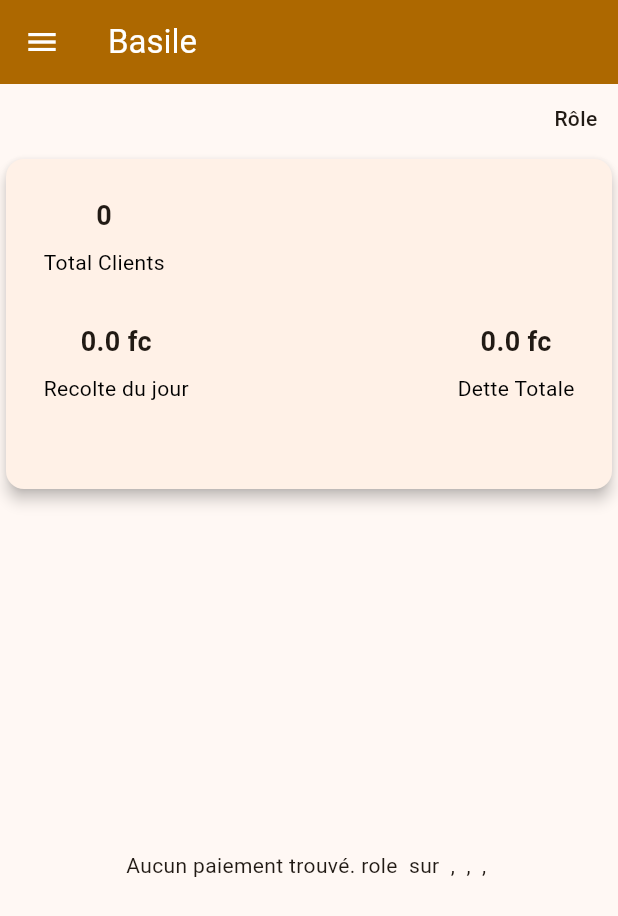
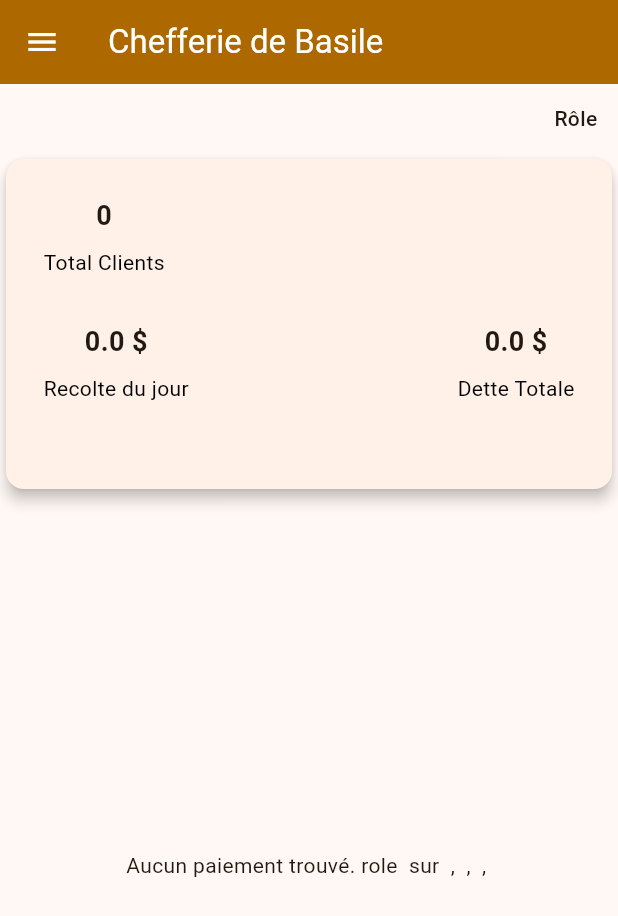
Before and after one commit to Jospin6/basileapp, a Flutter app: the Homepage screen opened directly, in the side drawer, after a tap on "Accueil", on a phone screen of 412 x 824 dp. Shown: the top 916 px of the screen. Run offline on Flutter 3.47's test engine with Material 3 defaults, Android fonts, the phone set to English and light mode, and no system bars; our stand-ins replace cloud_firestore, connectivity_plus, firebase_core, pdf, printing, shared_preferences and 1 more; accounts and stored records are empty.

Commit message:
change app devise from fc to dollar

```diff
--- a/lib/db/database_helper.dart
+++ b/lib/db/database_helper.dart
@@ -491,19 +491,11 @@ class DatabaseHelper {
   Future<double> getDailyAmount() async {
     final db = await database;
     try {
-      // Obtenir la date du jour actuel (à minuit)
-      final today = DateTime.now();
-      final todayStart = DateTime(today.year, today.month, today.day)
-          .toIso8601String()
-          .split('T')[0]; // Garde uniquement la partie date
-      final todayEnd = '$todayStart 23:59:59'; // Fin de journée au format ISO
-
       // Exécuter la requête SQL pour la somme
       final result = await db.rawQuery('''
       SELECT SUM(amount_recu) AS total
       FROM paiements_history
-      WHERE created_at >= ? AND created_at <= ?
-    ''', [todayStart, todayEnd]);
+    ''');
 
       // Retourner la somme ou 0 si aucune donnée
       if (result.isNotEmpty && result[0]['total'] != null) {
--- a/lib/screens/homePage.dart
+++ b/lib/screens/homePage.dart
@@ -37,6 +37,7 @@ class _HomepageState extends State<Homepage> {
     loadUserData();
     fetchClientCount();
     fetchDailyAmount();
+    fetchDebts();
   }
 
   Future<void> loadUserData() async {
@@ -97,7 +98,7 @@ class _HomepageState extends State<Homepage> {
         key: _scaffoldKey,
         appBar: AppBar(
           title: const Text(
-            'Basile',
+            'Chefferie de Basile',
             style: TextStyle(color: Colors.white),
           ),
           backgroundColor: const Color.fromRGBO(173, 104, 0, 1),
@@ -278,9 +279,9 @@ class _HomepageState extends State<Homepage> {
                             mainAxisAlignment: MainAxisAlignment.spaceBetween,
                             children: [
                               _dashboardTile("Recolte du jour",
-                                  "${dailyAmount.toString()} fc"),
+                                  "${dailyAmount.toString()} \$"),
                               _dashboardTile(
-                                  "Dette Totale", "${totalDebt.toString()} fc"),
+                                  "Dette Totale", "${totalDebt.toString()} \$"),
                             ],
                           )
                         ],
@@ -314,7 +315,7 @@ class _HomepageState extends State<Homepage> {
 
                             return ListTile(
                               title: Text(
-                                  'Montant: ${payment['amount_recu']} fc | Taxe: ${payment['taxe_name']}'),
+                                  'Montant: ${payment['amount_recu']} \$ | Taxe: ${payment['taxe_name']}'),
                               subtitle: Text(
                                   'Client: ${payment['client_name']}\nDate: ${formatDate.formatCreatedAt(payment['created_at'])}'),
                               trailing: payment['amount_recu'] <
--- a/lib/screens/paiementHistoryPage.dart
+++ b/lib/screens/paiementHistoryPage.dart
@@ -68,7 +68,7 @@ class _PaiementHistoryPageState extends State<PaiementHistoryPage> {
             itemBuilder: (context, index) {
               final payment = paymentHistory[index];
               return ListTile(
-                title: Text('Montant: ${payment['amount_recu']} fc'),
+                title: Text('Montant: ${payment['amount_recu']} \$'),
                 subtitle: Column(
                   crossAxisAlignment: CrossAxisAlignment.start,
                   children: [
--- a/lib/screens/paiementsPage.dart
+++ b/lib/screens/paiementsPage.dart
@@ -25,7 +25,7 @@ class _PaiementsPageState extends State<PaiementsPage> {
       builder: (BuildContext context) {
         return AlertDialog(
           title: Text(
-            "Payer le reste du: $amountRecu fc reçu",
+            "Payer le reste du: $amountRecu \$ reçu",
             style: const TextStyle(fontSize: 16),
           ),
           content: TextFormField(
@@ -130,7 +130,7 @@ class _PaiementsPageState extends State<PaiementsPage> {
               itemBuilder: (context, index) {
                 final payment = payments[index];
                 return ListTile(
-                  title: Text('Montant: ${payment['amount_recu']} fc'),
+                  title: Text('Montant: ${payment['amount_recu']} \$'),
                   subtitle: Text(
                     'Client: ${payment['client_name']}, Taxe: ${payment['tax_name']}, ${formatDate.formatCreatedAt(payment['created_at'])}',
                   ),
@@ -147,7 +147,7 @@ class _PaiementsPageState extends State<PaiementsPage> {
                             )
                           : const Icon(Icons.check, color: Colors.green),
                       if (payment['amount_recu'] >= payment['amount_tot'])
-                        Text('Total: ${payment['amount_tot']} fc')
+                        Text('Total: ${payment['amount_tot']} \$')
                     ],
                   ),
                 );
--- a/lib/screens/singleClientPage.dart
+++ b/lib/screens/singleClientPage.dart
@@ -237,9 +237,9 @@ class _SingleClientPageState extends State<SingleClientPage> {
                         mainAxisAlignment: MainAxisAlignment.spaceBetween,
                         children: [
                           _dashboardTile("Total Paiement",
-                              '${clientPaiedSomme.toString()} fc'),
+                              '${clientPaiedSomme.toString()} \$'),
                           _dashboardTile(
-                              "Total Dette", '${clientDept.toString()} fc'),
+                              "Total Dette", '${clientDept.toString()} \$'),
                         ],
                       ),
                     ),
@@ -309,7 +309,7 @@ class _SingleClientPageState extends State<SingleClientPage> {
 
                       return ListTile(
                         title: Text(
-                          'Montant: ${payment['amount_recu']} fc Taxe: ${payment['taxe_name']}',
+                          'Montant: ${payment['amount_recu']} \$ Taxe: ${payment['taxe_name']}',
                         ),
                         subtitle: Text(
                           formatDate.formatCreatedAt(payment['created_at']),
--- a/lib/widgets/agentDashboardTab.dart
+++ b/lib/widgets/agentDashboardTab.dart
@@ -101,7 +101,7 @@ class _AgentDashboardTabState extends State<AgentDashboardTab> {
 
                   return ListTile(
                     title: Text(
-                        'Montant: ${payment['amount_recu']} fc | Taxe: ${payment['taxe_name']}'),
+                        'Montant: ${payment['amount_recu']} \$ | Taxe: ${payment['taxe_name']}'),
                     subtitle: Text(
                         'Client: ${payment['client_name']}\nDate: ${formatDate.formatCreatedAt(payment['created_at'])}'),
                     trailing: payment['amount_recu'] < payment['amount_tot']
--- a/lib/widgets/agentHistoryTab.dart
+++ b/lib/widgets/agentHistoryTab.dart
@@ -36,7 +36,7 @@ class _AgentHistoryTabState extends State<AgentHistoryTab> {
             final payment = paymentHistory[index];
             return ListTile(
               title: Text(
-                'Montant: ${payment['amount_recu']} fc',
+                'Montant: ${payment['amount_recu']} \$',
                 style: const TextStyle(fontWeight: FontWeight.bold),
               ),
               subtitle: Column(
@@ -44,7 +44,7 @@ class _AgentHistoryTabState extends State<AgentHistoryTab> {
                 children: [
                   Text('Client: ${payment['client_name']}',
                       style: const TextStyle(fontWeight: FontWeight.bold)),
-                  Text('Taxe: ${payment['tax_amount']} fc'),
+                  Text('Taxe: ${payment['tax_amount']} \$'),
                   Text(
                       'Date: ${formatDate.formatCreatedAt(payment['created_at'])}'),
                 ],
```
